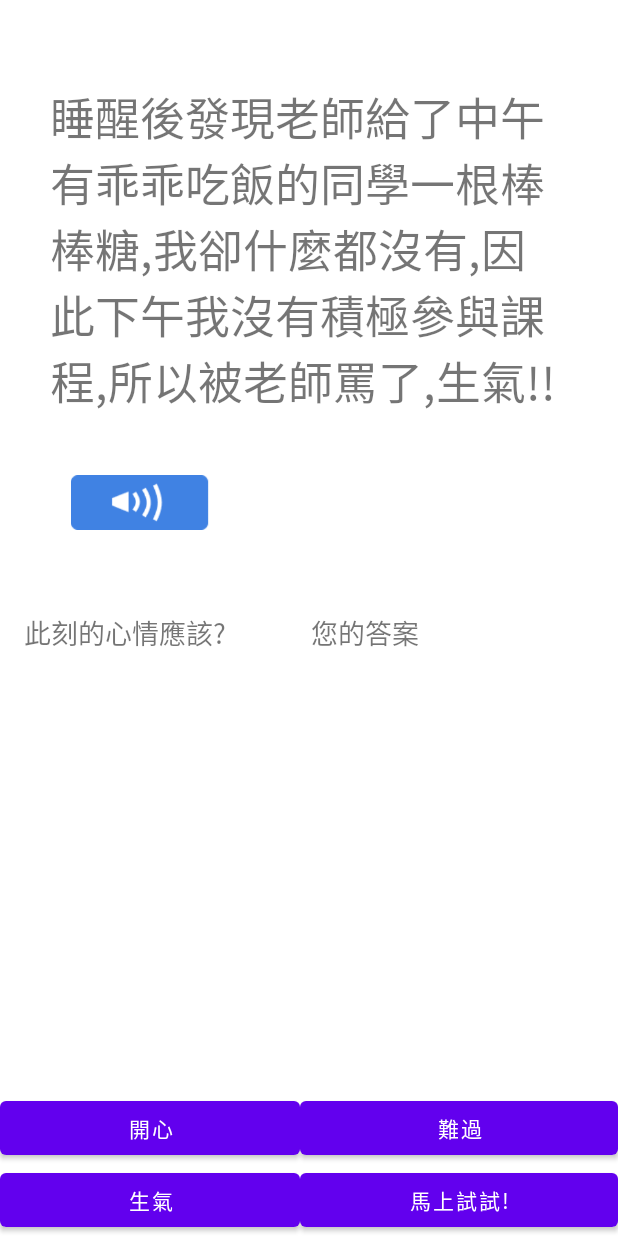
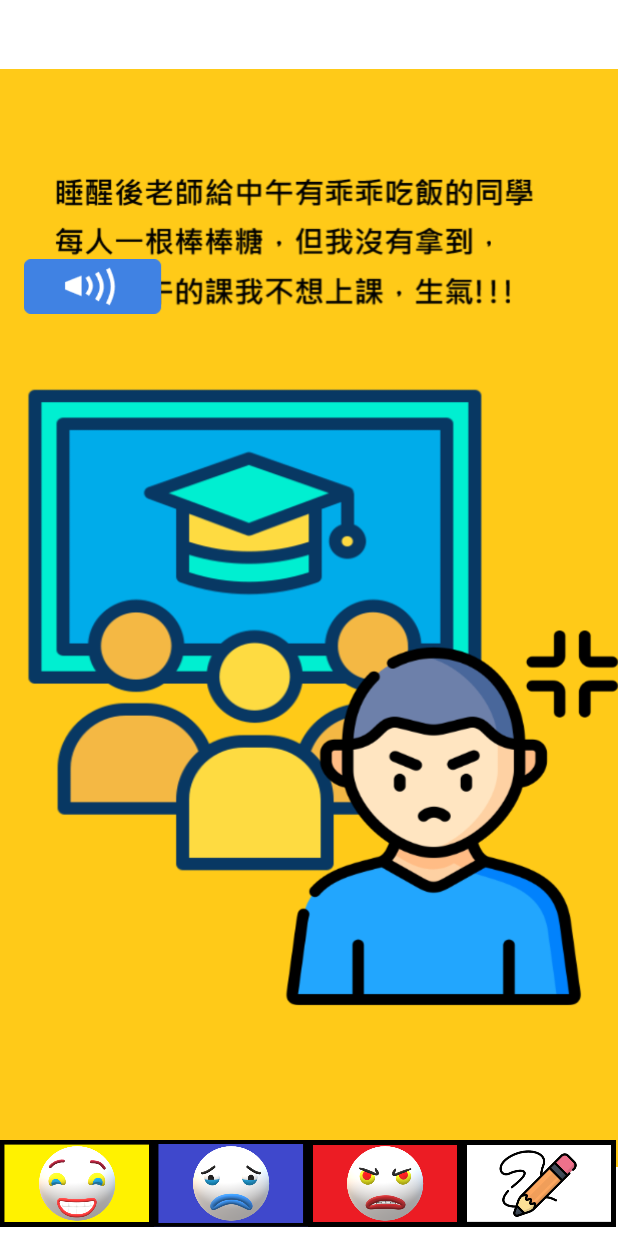
Before and after one commit to s1071492/Project0609, an Android app: the GamePage5_1 screen opened directly, with no data from a screen before it, on a phone screen of 412 x 824 dp. Run offline under Robolectric (Android 15) with nearby library versions, the light colour scheme and no system bars; 1 statement that could not run was skipped.

Commit message:
0723第一故事(缺錄音)

```diff
--- a/app/src/main/res/layout/activity_game_page5_1.xml
+++ b/app/src/main/res/layout/activity_game_page5_1.xml
@@ -7,67 +7,6 @@
     tools:context=".GamePage4">
 
     <TextView
-        android:id="@+id/textView2"
-        android:layout_width="345dp"
-        android:layout_height="320dp"
-        android:layout_marginTop="56dp"
-        android:text="睡醒後發現老師給了中午有乖乖吃飯的同學一根棒棒糖,我卻什麼都沒有,因此下午我沒有積極參與課程,所以被老師罵了,生氣!!"
-        android:textSize="30sp"
-        app:layout_constraintEnd_toEndOf="parent"
-        app:layout_constraintStart_toStartOf="parent"
-        app:layout_constraintTop_toTopOf="parent" />
-    <androidx.gridlayout.widget.GridLayout
-        android:layout_width="match_parent"
-        android:layout_height="wrap_content"
-        app:columnCount="2"
-        app:layout_constraintBottom_toBottomOf="parent"
-        app:orientation="horizontal"
-        app:rowCount="2">
-
-        <Button
-            android:id="@+id/btnHappy"
-            android:layout_width="200dp"
-            android:layout_height="wrap_content"
-            android:text="開心"
-            app:layout_constraintEnd_toStartOf="@+id/btnSad"
-            app:layout_gravity="fill" />
-
-        <Button
-            android:id="@+id/btnSad"
-            android:layout_width="200dp"
-            android:layout_height="wrap_content"
-            android:text="難過"
-            app:layout_constraintStart_toEndOf="@+id/btnHappy"
-            app:layout_gravity="fill" />
-
-        <Button
-            android:id="@+id/btnAngry"
-            android:layout_width="200dp"
-            android:layout_height="wrap_content"
-            android:text="生氣"
-            app:layout_constraintEnd_toStartOf="@+id/btnAI"
-            app:layout_gravity="fill" />
-
-        <Button
-            android:id="@+id/btnAI"
-            android:layout_width="200dp"
-            android:layout_height="wrap_content"
-            android:text="馬上試試!"
-            app:layout_constraintStart_toEndOf="@+id/btnAngry"
-            app:layout_gravity="fill" />
-    </androidx.gridlayout.widget.GridLayout>
-    <TextView
-        android:id="@+id/textView4"
-        android:layout_width="163dp"
-        android:layout_height="53dp"
-        android:layout_marginStart="16dp"
-        android:layout_marginTop="408dp"
-        android:text="此刻的心情應該?"
-        android:textSize="18sp"
-        app:layout_constraintStart_toStartOf="parent"
-        app:layout_constraintTop_toTopOf="parent" />
-
-    <TextView
         android:id="@+id/txvIsRight"
         android:layout_width="149dp"
         android:layout_height="40dp"
@@ -75,27 +14,79 @@
         android:layout_marginTop="484dp"
         app:layout_constraintStart_toStartOf="parent"
         app:layout_constraintTop_toTopOf="parent" />
+
     <TextView
         android:id="@+id/txvAnswer"
         android:layout_width="163dp"
         android:layout_height="53dp"
-        android:layout_marginStart="28dp"
         android:layout_marginTop="408dp"
         android:text="您的答案"
         android:textSize="18sp"
-        app:layout_constraintStart_toEndOf="@+id/textView4"
+        app:layout_constraintEnd_toEndOf="parent"
         app:layout_constraintTop_toTopOf="parent" />
+
+
+    <ImageView
+        android:id="@+id/imageView9"
+        android:layout_width="wrap_content"
+        android:layout_height="wrap_content"
+        app:layout_constraintBottom_toBottomOf="parent"
+        app:layout_constraintEnd_toEndOf="parent"
+        app:layout_constraintHorizontal_bias="0.0"
+        app:layout_constraintStart_toStartOf="parent"
+        app:layout_constraintTop_toTopOf="parent"
+        app:layout_constraintVertical_bias="0.0"
+        app:srcCompat="@drawable/gamepage5_1" />
 
     <ImageView
         android:id="@+id/imgplay1"
         android:layout_width="92dp"
         android:layout_height="54dp"
-        android:layout_marginTop="308dp"
+        android:layout_marginTop="164dp"
         android:onClick="StartPlay"
         app:layout_constraintEnd_toEndOf="parent"
-        app:layout_constraintHorizontal_bias="0.147"
+        app:layout_constraintHorizontal_bias="0.05"
         app:layout_constraintStart_toStartOf="parent"
         app:layout_constraintTop_toTopOf="parent"
         app:srcCompat="@drawable/play" />
 
+    <androidx.gridlayout.widget.GridLayout
+        android:id="@+id/gridLayout"
+        android:layout_width="match_parent"
+        android:layout_height="wrap_content"
+        app:columnCount="4"
+        app:layout_constraintBottom_toBottomOf="parent"
+        app:layout_constraintEnd_toEndOf="parent"
+        app:layout_constraintStart_toStartOf="parent"
+        app:orientation="horizontal"
+        app:rowCount="1">
+
+        <ImageView
+            android:id="@+id/btnhappy"
+            android:layout_width="102.5dp"
+            android:layout_height="62dp"
+
+            app:srcCompat="@drawable/btnhappy" />
+
+        <ImageView
+            android:id="@+id/btnsad"
+            android:layout_width="102.5dp"
+            android:layout_height="62dp"
+            android:layout_marginBottom="4dp"
+            app:srcCompat="@drawable/btnsad" />
+
+        <ImageView
+            android:id="@+id/btnangry"
+            android:layout_width="102.5dp"
+            android:layout_height="62dp"
+            app:srcCompat="@drawable/btnangry" />
+
+        <ImageView
+            android:id="@+id/btnai"
+            android:layout_width="102.5dp"
+            android:layout_height="62dp"
+            android:layout_marginBottom="4dp"
+            app:srcCompat="@drawable/btnai" />
+    </androidx.gridlayout.widget.GridLayout>
+
 </androidx.constraintlayout.widget.ConstraintLayout>
```
Also changed, not shown: app/src/main/java/com/example/project/GamePage2_1.kt (+25 -16 lines), app/src/main/java/com/example/project/GamePage4_1.kt (+26 -12 lines), app/src/main/java/com/example/project/GamePage5_1.kt (+25 -13 lines), app/src/main/java/com/example/project/GamePage8_1.kt (+26 -13 lines), app/src/main/res/layout/activity_game_page2_1.xml (+65 -76 lines), app/src/main/res/layout/activity_game_page4_1.xml (+56 -66 lines), app/src/main/res/layout/activity_game_page8_1.xml (+56 -65 lines), app/src/main/res/drawable/gamepage2_1.png (added), app/src/main/res/drawable/gamepage4_1.png (added), app/src/main/res/drawable/gamepage5_1.png (added), app/src/main/res/drawable/gamepage8_1.png (added).
